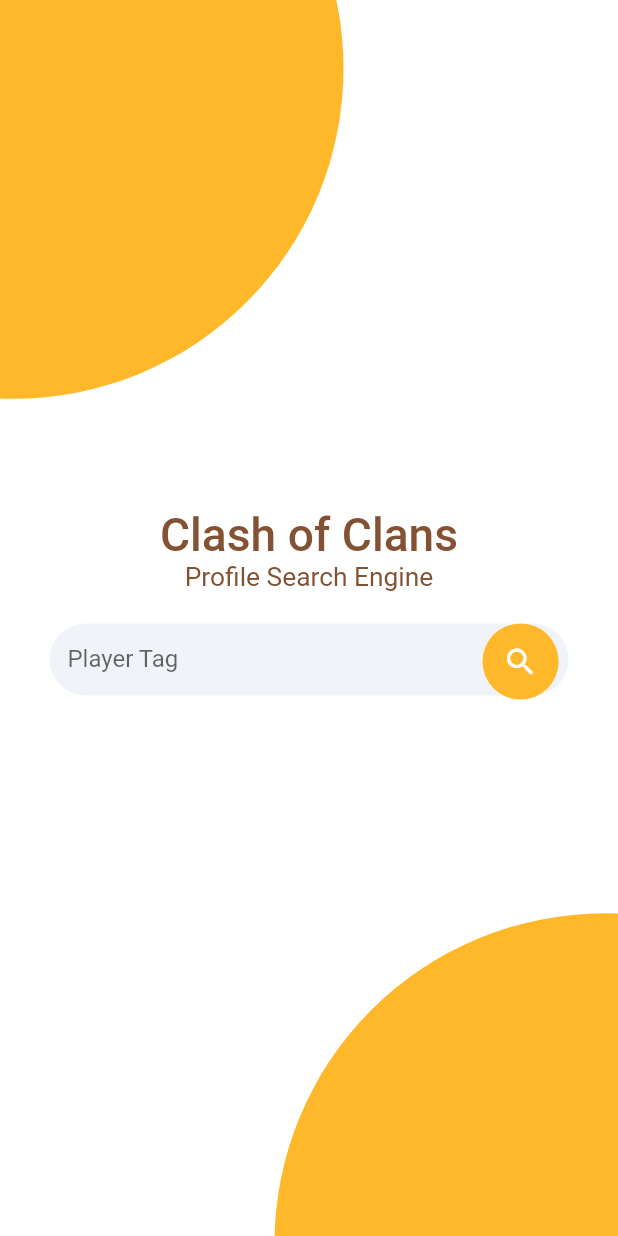
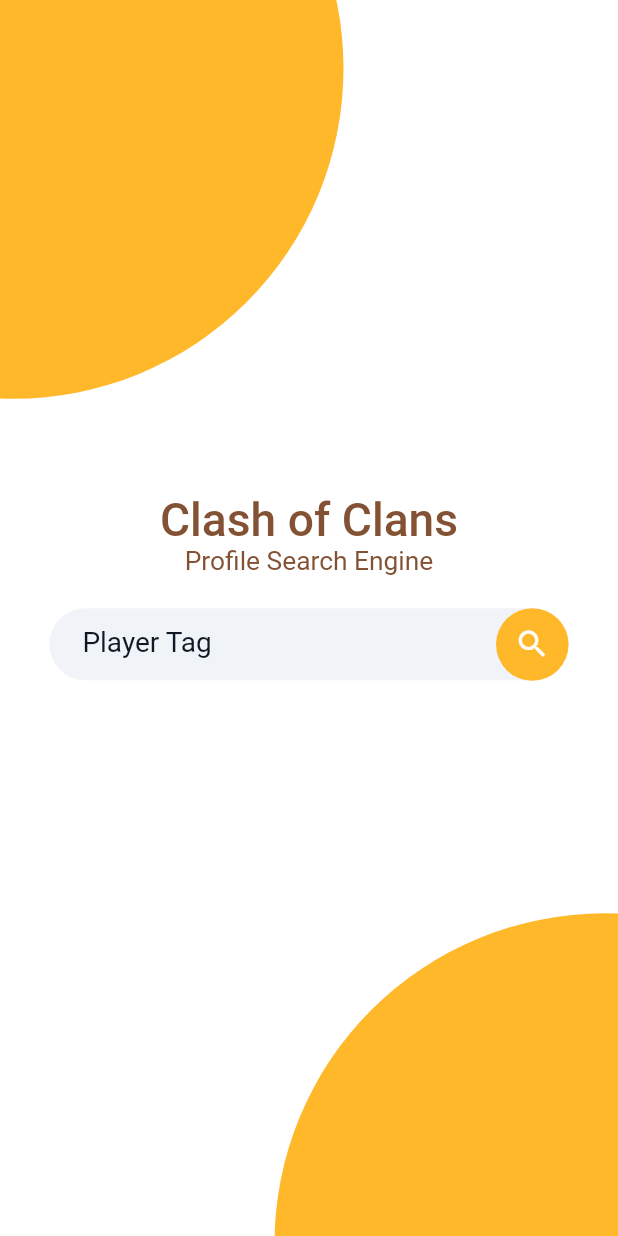
Before and after one commit to yagizdo/clash-of-clans-app, a Flutter app: the screen it shows after launch, on a phone screen of 412 x 824 dp. Run offline on Flutter 3.47's test engine with Material 2 defaults, Android fonts, the phone set to English and light mode, and no system bars; our stand-ins replace dio, flutter_dotenv, flutter_mobx, flutter_screenutil, get_it, mobx; accounts and stored records are empty; generated files the repository leaves out were written again.

Commit message:
added icon button and general updates

```diff
--- a/lib/screens/search_screen.dart
+++ b/lib/screens/search_screen.dart
@@ -3,6 +3,7 @@ import 'package:clash_of_clans_app/core/profileStore.dart';
 import 'package:clash_of_clans_app/locator.dart';
 import 'package:flutter/material.dart';
 import 'package:flutter_screenutil/flutter_screenutil.dart';
+import 'package:flutter_mobx/flutter_mobx.dart';
 
 import '../widgets/search/searchbar.dart';
 
@@ -51,34 +52,59 @@ class _SearchScreenState extends State<SearchScreen> {
                     height: 20.h,
                   ),
                   const SearchBar(),
+                  SizedBox(
+                    height: 10.h,
+                  ),
+                  Observer(
+                    builder: (_) => _profileStore.isError
+                        ? Padding(
+                          padding: EdgeInsets.symmetric(horizontal: 44.w),
+                          child: Text(
+                              'Oops, user not found. Please check your player tag and try again.',
+                              style: TextStyle(color: Colors.red, fontSize: 14.sp, fontWeight: FontWeight.w400),
+                      textAlign: TextAlign.center,
+                            ),
+                        )
+                        : Container(
+                            height: 10.h,
+                          ),
+                  )
                 ],
               ),
 
-              Positioned(
+              Observer(builder: (_) {
+                return Positioned(
                   right: 150.w,
                   bottom: 550.h,
                   child: Container(
                     height: 434.h,
                     width: 434.w,
-                  decoration: const BoxDecoration(
-                    color: Color(0xFFFFB82A),
+                    decoration: BoxDecoration(
+                      color: _profileStore.isError
+                          ? Colors.red
+                          : Color(0xFFFFB82A),
                       shape: BoxShape.circle,
                     ),
                   ),
-              ),
+                );
+              }),
 
-              Positioned(
+              Observer(builder: (_) {
+                return Positioned(
                   left: 150.w,
                   top: 600.h,
                   child: Container(
                     height: 434.h,
                     width: 434.w,
-                  decoration: const BoxDecoration(
-                    color: Color(0xFFFFB82A),
+                    decoration: BoxDecoration(
+                      color: _profileStore.isError
+                          ? Colors.red
+                          : Color(0xFFFFB82A),
                       shape: BoxShape.circle,
                     ),
                   ),
-              ),
+                );
+              }),
             ],
           ),
         ),
--- a/lib/widgets/search/searchbar.dart
+++ b/lib/widgets/search/searchbar.dart
@@ -1,5 +1,7 @@
+import 'package:clash_of_clans_app/constants/app_colors.dart';
 import 'package:clash_of_clans_app/locator.dart';
 import 'package:flutter/material.dart';
+import 'package:flutter_mobx/flutter_mobx.dart';
 import 'package:flutter_screenutil/flutter_screenutil.dart';
 
 import '../../core/profileStore.dart';
@@ -61,7 +63,13 @@ class _SearchBarState extends State<SearchBar> {
         SizedBox(
           width: 315.w,
           height: 69.h,
-          child: TextField(
+          child: Observer(
+            builder: (_) {
+              return TextField(
+                style: TextStyle(
+                  fontSize: 17.sp,
+                  fontWeight: FontWeight.w400,
+                ),
                 // Controller for the search bar
                 controller: _controller,
 
@@ -75,18 +83,21 @@ class _SearchBarState extends State<SearchBar> {
                     _valueText = value.toString();
 
                     if (_errorText == null) {
-                  // Run the debouncer
-                  debouncer.run(() {
-
-                  });
+                      _profileStore.isError = false;
                     }
                   });
                 },
 
                 // Decoration for the search bar
                 decoration: InputDecoration(
+                  contentPadding: EdgeInsets.symmetric(horizontal: 20.w),
+                  labelStyle: TextStyle(
+                    fontSize: 17.sp,
+                    fontWeight: FontWeight.w400,
+                    color: _profileStore.isError ? Colors.red : black,
+                  ),
                   helperText: ' ',
-              fillColor: Color(0xFFF0F3F7),
+                  fillColor: const Color(0xFFF0F3F7),
                   filled: true,
                   errorText: _errorText,
                   border: OutlineInputBorder(
@@ -95,22 +106,27 @@ class _SearchBarState extends State<SearchBar> {
                   ),
                   labelText: 'Player Tag',
                 ),
+              );
+            }
           ),
         ),
-        Positioned(
-          child: ElevatedButton(
-            // On pressed for the search bar
+        Observer(
+          builder: (_) {
+            return Positioned(
+              top: 0.h,
+              child: CircleAvatar(
+                backgroundColor: _profileStore.isError ? Colors.red : const Color(0xFFFFB82A),
+                radius: 22.w,
+                child: IconButton(
+                  icon: const Icon(Icons.search,color: Colors.white,),
                   onPressed: () {
                     _getPlayerData(_controller.text);
+                    _focusNode.unfocus();
                   },
-            style: ElevatedButton.styleFrom(
-              elevation: 0,
-              primary: Color(0xFFFFB82A),
-              shape: const CircleBorder(), //<-- SEE HERE
-              fixedSize: Size(20.w, 50.h),
                 ),
-            child: const Icon(Icons.search),
               ),
+            );
+          }
         ),
       ],
     );
```
Lines whose indentation alone changed are shown as unchanged.
